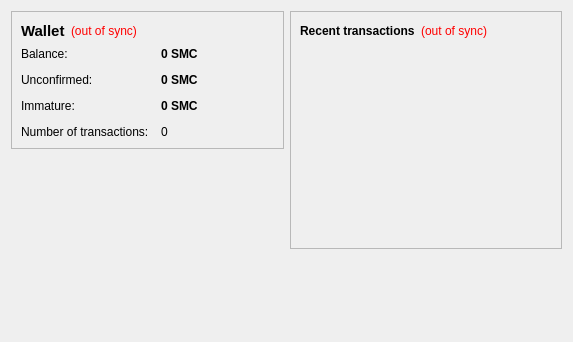
kevinmarks/indiecreddit, file src/qt/forms/overviewpage.ui: the form before one commit.
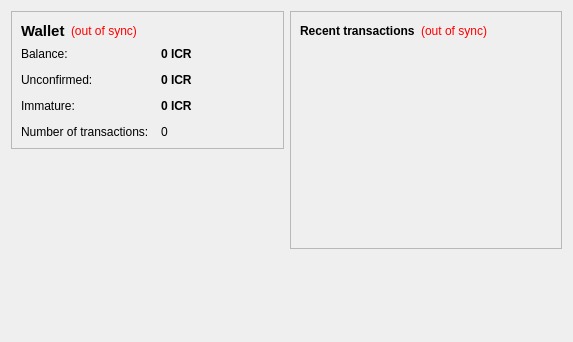
The form after the commit.

What changed in the file:
```diff
--- a/src/qt/forms/overviewpage.ui
+++ b/src/qt/forms/overviewpage.ui
@@ -105,7 +105,7 @@
              <string>Your current balance</string>
             </property>
             <property name="text">
-             <string notr="true">0 SMC</string>
+             <string notr="true">0 ICR</string>
             </property>
             <property name="textInteractionFlags">
              <set>Qt::LinksAccessibleByMouse|Qt::TextSelectableByKeyboard|Qt::TextSelectableByMouse</set>
@@ -134,7 +134,7 @@
              <string>Total of transactions that have yet to be confirmed, and do not yet count toward the current balance</string>
             </property>
             <property name="text">
-             <string notr="true">0 SMC</string>
+             <string notr="true">0 ICR</string>
             </property>
             <property name="textInteractionFlags">
              <set>Qt::LinksAccessibleByMouse|Qt::TextSelectableByKeyboard|Qt::TextSelectableByMouse</set>
@@ -177,7 +177,7 @@
              <string>Mined balance that has not yet matured</string>
             </property>
             <property name="text">
-             <string notr="true">0 SMC</string>
+             <string notr="true">0 ICR</string>
             </property>
             <property name="textInteractionFlags">
              <set>Qt::LinksAccessibleByMouse|Qt::TextSelectableByKeyboard|Qt::TextSelectableByMouse</set>
```
Left out of the diff: 4 changed lines with no effect on the pictures.
